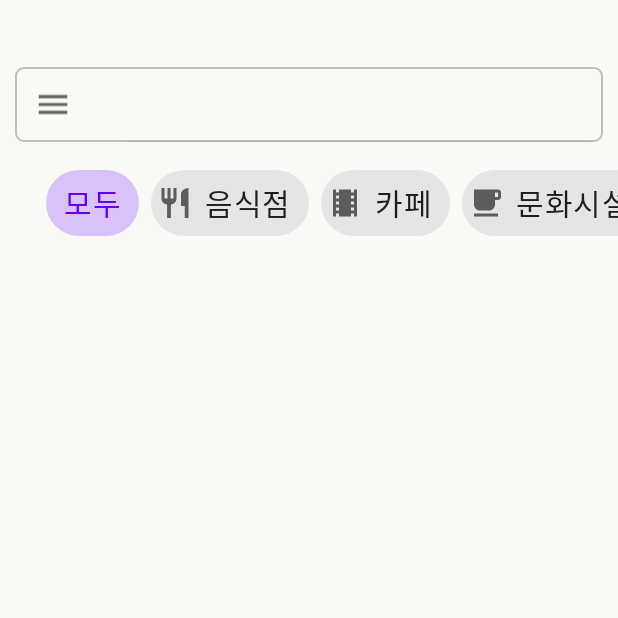
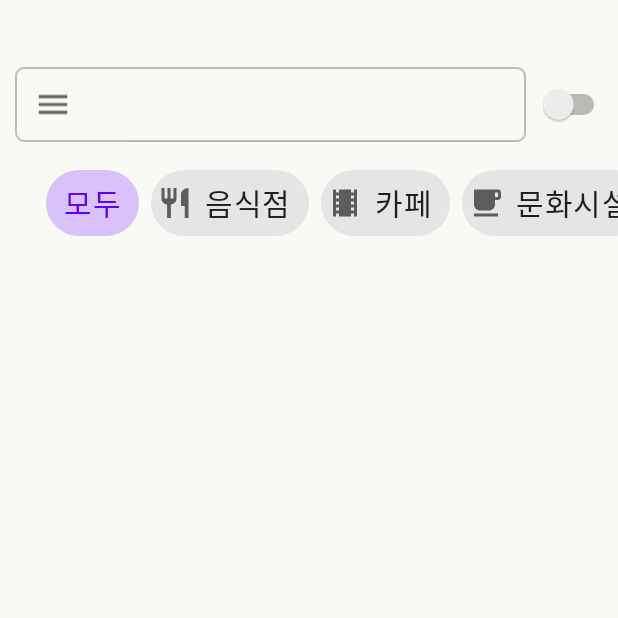
Before and after one commit to ETS-Android5/madcamp2, an Android app: the SearchActivity screen opened directly, with no data from a screen before it, on a phone screen of 412 x 824 dp, the top half of it. Run offline under Robolectric (Android 15) with nearby library versions, the phone set to English and light mode, and no system bars.

Commit message:
1/10 02:28

```diff
--- /dev/null
+++ b/Client/app/src/main/java/com/example/client/SearchFragment.java
@@ -0,0 +1,19 @@
+package com.example.client;
+
+import android.os.Bundle;
+import android.view.LayoutInflater;
+import android.view.View;
+import android.view.ViewGroup;
+
+import androidx.annotation.NonNull;
+import androidx.annotation.Nullable;
+import androidx.fragment.app.Fragment;
+
+public class SearchFragment extends Fragment {
+
+    @Nullable
+    @Override
+    public View onCreateView(@NonNull LayoutInflater inflater, @Nullable ViewGroup container, @Nullable Bundle savedInstanceState) {
+        return inflater.inflate(R.layout.fragment_mydbsearch, container, false);
+    }
+}
--- /dev/null
+++ b/Client/app/src/main/java/com/example/client/SearchRecyclerviewFragment.java
@@ -0,0 +1,28 @@
+package com.example.client;
+
+import android.os.Bundle;
+import android.view.LayoutInflater;
+import android.view.View;
+import android.view.ViewGroup;
+
+import androidx.annotation.NonNull;
+import androidx.annotation.Nullable;
+import androidx.fragment.app.Fragment;
+import androidx.recyclerview.widget.RecyclerView;
+
+public class SearchRecyclerviewFragment extends Fragment {
+
+    private RecyclerView recyclerView;
+
+    @Nullable
+    @Override
+    public View onCreateView(@NonNull LayoutInflater inflater, @Nullable ViewGroup container, @Nullable Bundle savedInstanceState) {
+
+        View view = inflater.inflate(R.layout.fragment_search_recyclerview, container, false);
+
+
+        return view;
+
+
+    }
+}
--- a/Client/app/src/main/res/layout/activity_search.xml
+++ b/Client/app/src/main/res/layout/activity_search.xml
@@ -6,6 +6,16 @@
     android:layout_width="match_parent"
     android:layout_height="710dp"
     android:background="@color/white_comfortable">
+
+    <androidx.fragment.app.FragmentContainerView
+        android:id="@+id/fragmentContainerView"
+        android:name="com.example.client.SearchFragment"
+        android:layout_width="0dp"
+        android:layout_height="0dp"
+        app:layout_constraintBottom_toBottomOf="parent"
+        app:layout_constraintEnd_toEndOf="parent"
+        app:layout_constraintStart_toStartOf="parent"
+        app:layout_constraintTop_toBottomOf="@+id/horizontalScrollView" />
 
     <FrameLayout
         android:id="@+id/frameLayout"
@@ -23,14 +33,23 @@
             android:id="@+id/search"
             android:layout_width="match_parent"
             android:layout_height="50dp"
-            android:layout_gravity="center"
+            android:layout_gravity="center_vertical"
             android:layout_marginStart="10dp"
             android:layout_marginTop="0dp"
-            android:layout_marginEnd="10dp"
+            android:layout_marginEnd="61dp"
             android:background="@drawable/edittext_round_corner_withstroke"
             android:ems="10"
             app:iconifiedByDefault="false"
-            app:searchIcon="@null" />
+            app:searchIcon="@null">
+
+        </androidx.appcompat.widget.SearchView>
+
+        <Switch
+            android:id="@+id/search_toggle_switch"
+            android:layout_width="51dp"
+            android:layout_height="50dp"
+            android:layout_gravity="center_vertical|end"
+            android:layout_marginEnd="5dp" />
 
         <Button
             android:id="@+id/open_menu_button"
@@ -59,18 +78,10 @@
                 android:layout_marginBottom="0dp"
                 android:elevation="0dp"
                 app:srcCompat="@drawable/ic_baseline_menu_24" />
+
         </FrameLayout>
 
     </FrameLayout>
-
-    <androidx.recyclerview.widget.RecyclerView
-        android:id="@+id/search_recyclerview"
-        android:layout_width="0dp"
-        android:layout_height="0dp"
-        app:layout_constraintBottom_toBottomOf="parent"
-        app:layout_constraintEnd_toEndOf="parent"
-        app:layout_constraintStart_toStartOf="parent"
-        app:layout_constraintTop_toBottomOf="@+id/horizontalScrollView" />
 
     <HorizontalScrollView
         android:id="@+id/horizontalScrollView"
--- /dev/null
+++ b/Client/app/src/main/res/layout/fragment_search_recyclerview.xml
@@ -0,0 +1,16 @@
+<?xml version="1.0" encoding="utf-8"?>
+<androidx.constraintlayout.widget.ConstraintLayout xmlns:android="http://schemas.android.com/apk/res/android"
+    xmlns:app="http://schemas.android.com/apk/res-auto"
+    xmlns:tools="http://schemas.android.com/tools"
+    android:layout_width="match_parent"
+    android:layout_height="match_parent">
+
+    <androidx.recyclerview.widget.RecyclerView
+        android:id="@+id/searchRecyclerview"
+        android:layout_width="0dp"
+        android:layout_height="0dp"
+        app:layout_constraintBottom_toBottomOf="parent"
+        app:layout_constraintEnd_toEndOf="parent"
+        app:layout_constraintStart_toStartOf="parent"
+        app:layout_constraintTop_toTopOf="parent" />
+</androidx.constraintlayout.widget.ConstraintLayout>
--- a/Client/app/src/main/res/values/colors.xml
+++ b/Client/app/src/main/res/values/colors.xml
@@ -10,4 +10,5 @@
     <color name="transparent">#00FFFFFF</color>
     <color name="white_comfortable">#F9F9F5</color>
     <color name="danger">#dc3545</color>
+    <color name="theme_blue">#007BFF</color>
 </resources>
--- a/Client/app/src/main/res/values/themes.xml
+++ b/Client/app/src/main/res/values/themes.xml
@@ -6,8 +6,8 @@
         <item name="colorPrimaryVariant">@color/purple_700</item>
         <item name="colorOnPrimary">@color/white</item>
         <!-- Secondary brand color. -->
-        <item name="colorSecondary">@color/teal_200</item>
-        <item name="colorSecondaryVariant">@color/teal_700</item>
+        <item name="colorSecondary">@color/theme_blue</item>
+        <item name="colorSecondaryVariant">@color/theme_blue</item>
         <item name="colorOnSecondary">@color/black</item>
         <!-- Status bar color. -->
         <item name="android:windowTranslucentStatus">true</item>
```
Also changed, not shown: Client/app/src/main/java/com/example/client/MainActivity.java (+44 -3 lines), Client/app/src/main/java/com/example/client/MyDBSearchAdapter.java (added, +61 -0 lines), Client/app/src/main/java/com/example/client/SearchActivity.java (+65 -56 lines), Client/app/src/main/java/com/example/client/SearchAdapter.java (+30 -3 lines), Client/app/src/main/java/com/example/client/SearchDataClass.java (+17 -0 lines), Client/app/src/main/res/layout/fragment_mydbsearch.xml (added, +18 -0 lines), Client/app/src/main/res/layout/itemview_search.xml (+21 -8 lines).
